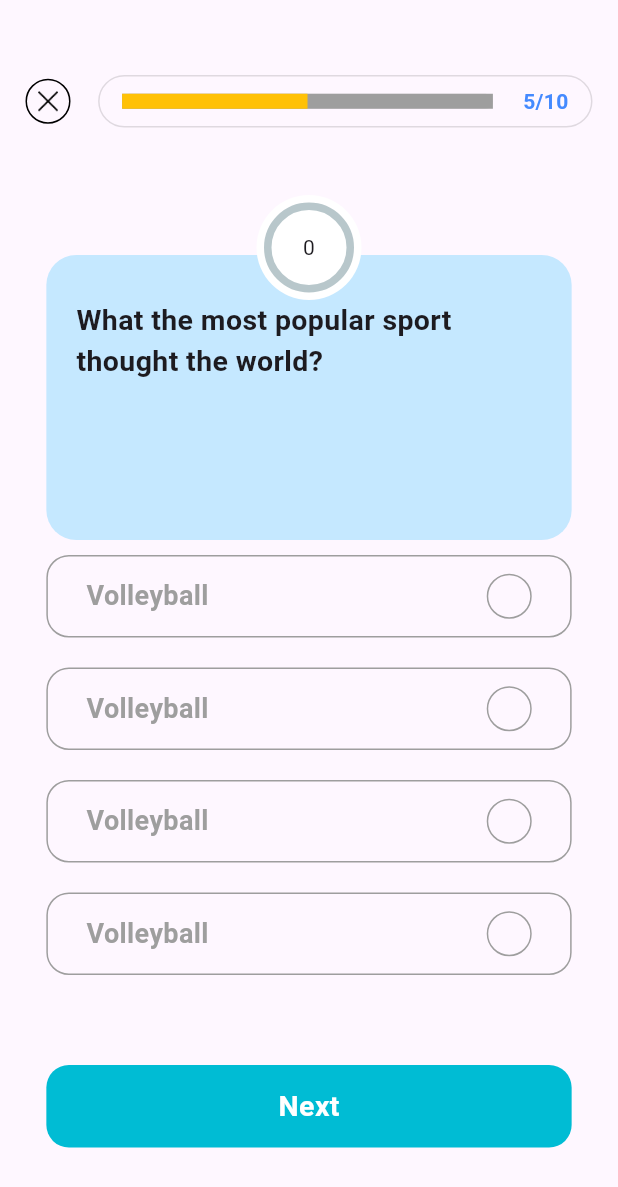
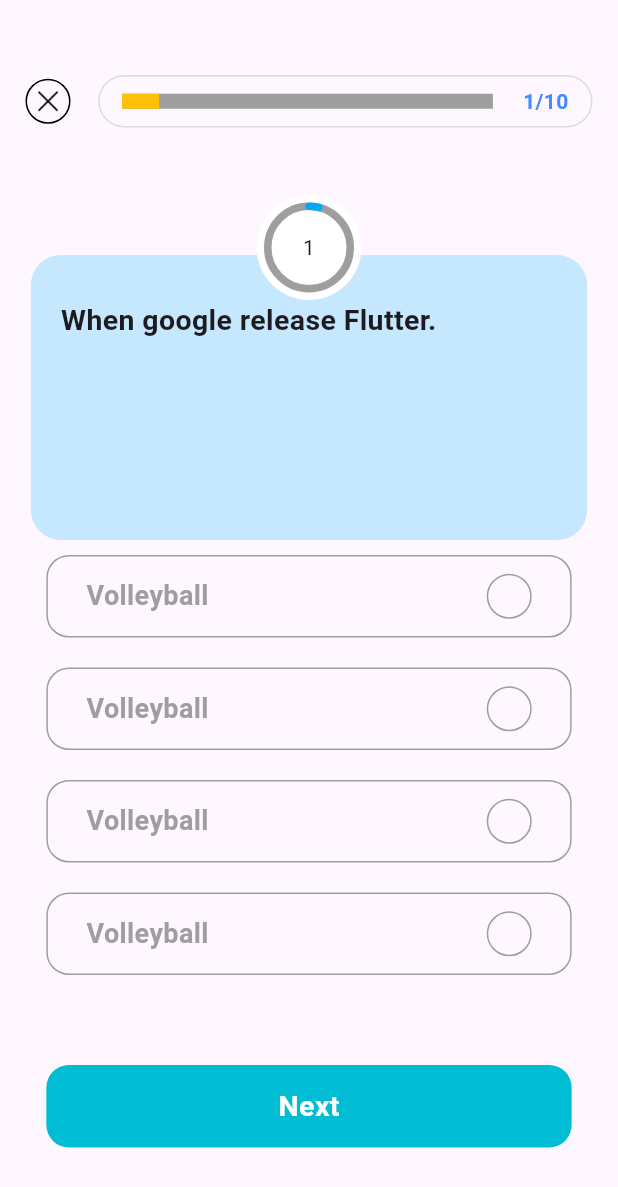
Before and after one commit to lephucchinh/Education_Quiz_app, a Flutter app: the QuizScreen screen opened directly, on a phone screen of 412 x 824 dp. Shown: the top 1187 px of the screen. Run offline on Flutter 3.47's test engine with Material 3 defaults, Android fonts, the phone set to English and light mode, and no system bars; drawn by our look-alikes of percent_indicator; our stand-ins replace bloc, equatable, flutter_bloc.

Commit message:
fix bloc timer

```diff
--- a/lib/ui/Home_screen/widgets/list_card_subjects.dart
+++ b/lib/ui/Home_screen/widgets/list_card_subjects.dart
@@ -1,5 +1,7 @@
 import 'package:flutter/material.dart';
+import 'package:flutter_bloc/flutter_bloc.dart';
 import 'package:quizgames/ui/Quiz_screen/Quiz_screen.dart';
+import 'package:quizgames/ui/Quiz_screen/bloc/quiz_screen_bloc.dart';
 
 import 'widgets/subjects.dart';
 
@@ -8,6 +10,8 @@
 
   @override
   Widget build(BuildContext context) {
+    return BlocBuilder<QuizScreenBloc, QuizScreenState>(
+      builder: (context, state) {
         return ListView(
           shrinkWrap: true,
           children: [
@@ -16,35 +20,37 @@
               image: 'assets/icons/icons8-math-100.png',
               press: () {
                 print('navigation');
-                Navigator.of(context).push(
-                    MaterialPageRoute(builder: (_) => QuizScreen()));
+                Navigator.of(context)
+                    .push(MaterialPageRoute(builder: (_) => QuizScreen()));
               },
             ),
             Subjects(
               text: 'Chemistry',
               image: 'assets/icons/icons8-chemistry-50.png',
               press: () {
-                Navigator.of(context).push(
-                    MaterialPageRoute(builder: (_) => QuizScreen()));
+                Navigator.of(context)
+                    .push(MaterialPageRoute(builder: (_) => QuizScreen()));
               },
             ),
             Subjects(
               text: 'English',
               image: 'assets/icons/icons8-english-100.png',
               press: () {
-                Navigator.of(context).push(
-                    MaterialPageRoute(builder: (_) => QuizScreen()));
+                Navigator.of(context)
+                    .push(MaterialPageRoute(builder: (_) => QuizScreen()));
               },
             ),
             Subjects(
               text: 'Physics',
               image: 'assets/icons/icons8-physics-100.png',
               press: () {
-                Navigator.of(context).push(
-                    MaterialPageRoute(builder: (_) => QuizScreen()));
+                Navigator.of(context)
+                    .push(MaterialPageRoute(builder: (_) => QuizScreen()));
               },
             ),
           ],
         );
+      },
+    );
   }
 }
--- a/lib/ui/Quiz_screen/Quiz_screen.dart
+++ b/lib/ui/Quiz_screen/Quiz_screen.dart
@@ -1,6 +1,5 @@
 import 'package:flutter/material.dart';
 import 'package:flutter_bloc/flutter_bloc.dart';
-import 'package:percent_indicator/circular_percent_indicator.dart';
 import 'package:quizgames/ui/Quiz_screen/bloc/quiz_screen_bloc.dart';
 import 'package:quizgames/ui/Quiz_screen/widgets/Question_card.dart';
 import 'package:quizgames/ui/Quiz_screen/widgets/options_list.dart';
@@ -15,11 +14,10 @@
 }
 
 class _QuizScreenState extends State<QuizScreen> {
-
   Widget build(BuildContext context) {
-    final Size size = MediaQuery.of(context).size;
-    return BlocBuilder<QuizScreenBloc, QuizScreenState>(
-      builder: (context, state) {
+    final Size size = MediaQuery
+        .of(context)
+        .size;
     return Scaffold(
       body: Padding(
         padding: EdgeInsets.symmetric(horizontal: 17),
@@ -33,6 +31,8 @@
               children: [
                 InkWell(
                   onTap: () {
+                    context.read<QuizScreenBloc>().add(ProgressQuestionsReset());
+                    context.read<QuizScreenBloc>().add(StopTimer());
                     Navigator.pop(context);
                     print('pop');
                   },
@@ -43,8 +43,7 @@
                         border: Border.all(
                           color: Colors.black,
                         )),
-                        child:
-                            Image.asset('assets/icons/icons8-multiply-50.png'),
+                    child: Image.asset('assets/icons/icons8-multiply-50.png'),
                   ),
                 ),
                 ProgressBar(),
@@ -55,7 +54,13 @@
             ),
             QuestionCard(),
             OptionsList(),
-                Container(
+            BlocBuilder<QuizScreenBloc, QuizScreenState>(
+              builder: (context, state) {
+                return GestureDetector(
+                  onTap: (){
+                    context.read<QuizScreenBloc>().add(ProgressQuestionsIncrease());
+                  },
+                  child: Container(
                     width: size.width * 0.85,
                     height: 55,
                     decoration: BoxDecoration(
@@ -70,12 +75,13 @@
                               fontWeight: FontWeight.bold,
                               fontSize: 19),
                         )),
+                  ),
+                );
+              },
             )
           ],
         ),
       ),
     );
-      },
-    );
   }
 }
--- a/lib/ui/Quiz_screen/bloc/quiz_screen_bloc.dart
+++ b/lib/ui/Quiz_screen/bloc/quiz_screen_bloc.dart
@@ -8,32 +8,66 @@
 part 'quiz_screen_state.dart';
 
 class QuizScreenBloc extends Bloc<QuizScreenEvent, QuizScreenState> {
-  QuizScreenBloc() : super( QuizScreenState.initial()) {
+  QuizScreenBloc() : super(QuizScreenState.initial()) {
     on<StartTimer>(_onStartTimer);
     on<StopTimer>(_onStopTimer);
+    on<TimerLoader>(_onTimerLoader);
+    on<ProgressQuestionsIncrease>(_onProgressQuestionsIncrease);
+    on<ProgressQuestionsReset>(_onProgressQuestionsReset);
   }
+
+///////////////////////////////////////////////////
 
   late Timer _timer;
   double progressTime = 0;
   int time = 0;
+  int millisecond = 0;
+  int progressQuestion = 1;
 
 
-  _onStartTimer(StartTimer event, Emitter<QuizScreenState> emit)  {
-
+  /////////////////////////////////////////////////
+  _onStartTimer(StartTimer event, Emitter<QuizScreenState> emit) {
     _timer = Timer.periodic(Duration(milliseconds: 10), (timer) {
       if (progressTime < 1) {
+        add(TimerLoader(
+          time: time,
+          progressTime: progressTime,
+        ));
         progressTime += 0.0002;
-        print('$progressTime');
-      }else {
-       add(StopTimer());
+        millisecond += 10;
+        if (millisecond % 1000 == 0) {
+          time += 1;
+          add(TimerLoader(
+            time: time,
+            progressTime: progressTime,
+          ));
+        }
+      } else {
+        add(StopTimer());
       }
-      emit(state.copyWith(time: time,progressTime: progressTime));
     });
   }
-  _onStopTimer(StopTimer event, Emitter<QuizScreenState> emit){
+
+  _onStopTimer(StopTimer event, Emitter<QuizScreenState> emit) {
     _timer.cancel();
-     progressTime = 0;
-     time = 0;
-    emit(state.copyWith(time: time,progressTime: progressTime));
+    progressTime = 0;
+    time = 0;
+  }
+
+  _onProgressQuestionsIncrease(
+      ProgressQuestionsIncrease event, Emitter<QuizScreenState> emit) {
+    progressQuestion += 1;
+     print('$progressQuestion');
+    emit(state.copyWith(progressQuestion: progressQuestion));
+  }
+
+  _onProgressQuestionsReset(ProgressQuestionsReset event, Emitter<QuizScreenState> emit) {
+    progressQuestion  = 1;
+    emit(state.copyWith(progressQuestion: progressQuestion));
+  }
+
+
+  _onTimerLoader(TimerLoader event, Emitter<QuizScreenState> emit) {
+    emit(state.copyWith(time: event.time, progressTime: event.progressTime));
   }
 }
--- a/lib/ui/Quiz_screen/bloc/quiz_screen_event.dart
+++ b/lib/ui/Quiz_screen/bloc/quiz_screen_event.dart
@@ -2,6 +2,14 @@
 
 abstract class QuizScreenEvent extends Equatable {
   const QuizScreenEvent();
+}
+class TimerLoader extends QuizScreenEvent {
+  const TimerLoader( {required this.time,required this.progressTime,});
+  final double progressTime ;
+  final int time ;
+  @override
+  List<Object?> get props => [time,progressTime];
+
 }
 
 class StartTimer extends QuizScreenEvent {
@@ -14,3 +22,15 @@
   List<Object?> get props => [];
 
 }
+
+class ProgressQuestionsIncrease extends QuizScreenEvent {
+  @override
+  List<Object?> get props => [];
+
+}
+
+class ProgressQuestionsReset extends QuizScreenEvent {
+  @override
+  List<Object?> get props => [];
+
+}
--- a/lib/ui/Quiz_screen/bloc/quiz_screen_state.dart
+++ b/lib/ui/Quiz_screen/bloc/quiz_screen_state.dart
@@ -1,22 +1,27 @@
 part of 'quiz_screen_bloc.dart';
 
 class QuizScreenState extends Equatable {
-  const QuizScreenState._({required this.progressTime, required this.time });
+  const QuizScreenState._(
+      {required this.progressQuestion,
+      required this.progressTime,
+      required this.time});
 
-
-  const QuizScreenState.initial({this.progressTime  = 0.0, this.time = 0});
-
+  const QuizScreenState.initial(
+      {this.progressQuestion = 1, this.progressTime = 0.0, this.time = 0});
 
   final int time;
   final double progressTime;
+  final int progressQuestion;
 
-  QuizScreenState copyWith({int? time, double? progressTime}) {
+  QuizScreenState copyWith(
+      {int? time, double? progressTime, int? progressQuestion}) {
     return QuizScreenState._(
       time: time ?? this.time,
       progressTime: progressTime ?? this.progressTime,
+      progressQuestion: progressQuestion ?? this.progressQuestion,
     );
   }
 
   @override
-  List<Object?> get props => [time,progressTime];
+  List<Object?> get props => [time, progressTime, progressQuestion];
 }
--- a/lib/ui/Quiz_screen/widgets/Question_card.dart
+++ b/lib/ui/Quiz_screen/widgets/Question_card.dart
@@ -1,6 +1,7 @@
 import 'package:flutter/material.dart';
 import 'package:flutter_bloc/flutter_bloc.dart';
 import 'package:percent_indicator/circular_percent_indicator.dart';
+import 'package:quizgames/models/Questions.dart';
 import 'package:quizgames/ui/Quiz_screen/bloc/quiz_screen_bloc.dart';
 
 class QuestionCard extends StatefulWidget {
@@ -24,9 +25,7 @@
   }
 
   Widget build(BuildContext context) {
-    final Size size = MediaQuery
-        .of(context)
-        .size;
+    final Size size = MediaQuery.of(context).size;
     return BlocBuilder<QuizScreenBloc, QuizScreenState>(
       builder: (context, state) {
         return Stack(
@@ -37,19 +36,20 @@
                   height: 40,
                 ),
                 Container(
-                  width: size.width * 0.85,
+                  width: size.width * 0.9,
                   height: 190,
                   decoration: BoxDecoration(
                     borderRadius: BorderRadius.circular(20),
                     color: Colors.lightBlueAccent.withOpacity(0.3),
                   ),
                   child: Padding(
-                    padding:
-                    EdgeInsets.symmetric(vertical: 30, horizontal: 20),
-                    child: Text(
-                      'What the most popular sport thought the world?',
-                      style: TextStyle(
-                          fontWeight: FontWeight.bold, fontSize: 19),
+                    padding: EdgeInsets.symmetric(vertical: 30, horizontal: 20),
+                    child: Expanded(
+                      child: Text(
+                        sample_data[state.progressQuestion]["question"],
+                        style: TextStyle(
+                            fontWeight: FontWeight.bold, fontSize: 19),
+                      ),
                     ),
                   ),
                 ),
@@ -69,6 +69,7 @@
                     center: Text('${state.time}'),
                     circularStrokeCap: CircularStrokeCap.round,
                     progressColor: Colors.lightBlue,
+                    backgroundColor: Colors.grey,
                   ),
                 ))
           ],
--- a/lib/ui/Quiz_screen/widgets/options_list.dart
+++ b/lib/ui/Quiz_screen/widgets/options_list.dart
@@ -1,4 +1,8 @@
 import 'package:flutter/material.dart';
+import 'package:flutter_bloc/flutter_bloc.dart';
+import 'package:quizgames/ui/Quiz_screen/Quiz_screen.dart';
+import 'package:quizgames/ui/Quiz_screen/Quiz_screen.dart';
+import 'package:quizgames/ui/Quiz_screen/bloc/quiz_screen_bloc.dart';
 import 'package:quizgames/ui/Quiz_screen/widgets/option_card.dart';
 
 class OptionsList extends StatefulWidget {
@@ -11,17 +15,23 @@
 class _OptionsListState extends State<OptionsList> {
   @override
   Widget build(BuildContext context) {
-    final Size size = MediaQuery.of(context).size;
-    return Container(
+    final Size size = MediaQuery
+        .of(context)
+        .size;
+    return BlocBuilder<QuizScreenBloc, QuizScreenState>(
+      builder: (context, state) {
+        return SizedBox(
           height: 350,
           width: size.width * 0.85,
           child: ListView.builder(
             itemCount: 4,
             physics: NeverScrollableScrollPhysics(),
             itemBuilder: (BuildContext context, int index) {
-          return  OptionCard(size: size);
+              return OptionCard(size: size);
             },
           ),
         );
+      },
+    );
   }
 }
--- a/lib/ui/Quiz_screen/widgets/progress_bar.dart
+++ b/lib/ui/Quiz_screen/widgets/progress_bar.dart
@@ -1,7 +1,11 @@
 import 'package:flutter/material.dart';
+import 'package:flutter_bloc/flutter_bloc.dart';
+import 'package:quizgames/ui/Quiz_screen/bloc/quiz_screen_bloc.dart';
 
 class ProgressBar extends StatefulWidget {
-  const ProgressBar({super.key, });
+  const ProgressBar({
+    super.key,
+  });
 
   @override
   State<ProgressBar> createState() => _ProgressBarState();
@@ -9,8 +13,20 @@
 
 class _ProgressBarState extends State<ProgressBar> {
   @override
+  void initState() {
+    super.initState();
+    context.read<QuizScreenBloc>().add(ProgressQuestionsReset());
+  }
+
+  @override
+  void dispose() {
+    super.dispose();
+  }
+
   Widget build(BuildContext context) {
     final Size size = MediaQuery.of(context).size;
+    return BlocBuilder<QuizScreenBloc, QuizScreenState>(
+      builder: (context, state) {
         return Container(
           padding: EdgeInsets.symmetric(horizontal: 15),
           width: size.width * 0.8,
@@ -35,17 +51,18 @@
                   minHeight: 10,
                   valueColor: AlwaysStoppedAnimation<Color>(Colors.amber),
                   backgroundColor: Colors.grey,
-              value: 0.5,
+                  value: (state.progressQuestion) / 10,
                 ),
               ),
               Text(
-            '5/10',
+                '${state.progressQuestion}/10',
                 style: TextStyle(
-                color: Colors.blueAccent,
-                fontWeight: FontWeight.bold),
+                    color: Colors.blueAccent, fontWeight: FontWeight.bold),
               ),
             ],
           ),
         );
+      },
+    );
   }
 }
```
Lines whose indentation alone changed are shown as unchanged.
